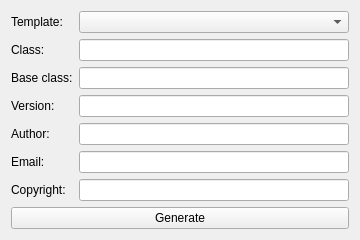
First picture: the form in mainform.ui, repository karoyqiu/ctempl, before the edit.
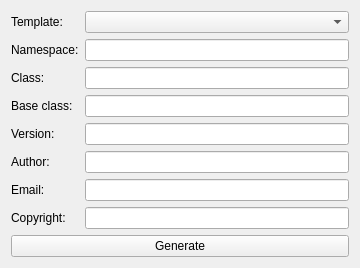
Second picture: the form after the edit.

```diff
--- a/mainform.ui
+++ b/mainform.ui
@@ -7,7 +7,7 @@
     <x>0</x>
     <y>0</y>
     <width>360</width>
-    <height>236</height>
+    <height>264</height>
    </rect>
   </property>
   <layout class="QVBoxLayout" name="verticalLayout">
@@ -26,7 +26,7 @@
      <item row="0" column="1">
       <widget class="QComboBox" name="comboTemplate"/>
      </item>
-     <item row="1" column="0">
+     <item row="2" column="0">
       <widget class="QLabel" name="label">
        <property name="text">
         <string>Class:</string>
@@ -36,10 +36,10 @@
        </property>
       </widget>
      </item>
-     <item row="1" column="1">
+     <item row="2" column="1">
       <widget class="QLineEdit" name="editClass"/>
      </item>
-     <item row="3" column="0">
+     <item row="4" column="0">
       <widget class="QLabel" name="label_2">
        <property name="text">
         <string>Version:</string>
@@ -49,10 +49,10 @@
        </property>
       </widget>
      </item>
-     <item row="3" column="1">
+     <item row="4" column="1">
       <widget class="QLineEdit" name="editVersion"/>
      </item>
-     <item row="4" column="0">
+     <item row="5" column="0">
       <widget class="QLabel" name="label_3">
        <property name="text">
         <string>Author:</string>
@@ -62,10 +62,10 @@
        </property>
       </widget>
      </item>
-     <item row="4" column="1">
+     <item row="5" column="1">
       <widget class="QLineEdit" name="editAuthor"/>
      </item>
-     <item row="5" column="0">
+     <item row="6" column="0">
       <widget class="QLabel" name="label_4">
        <property name="text">
         <string>Email:</string>
@@ -75,10 +75,10 @@
        </property>
       </widget>
      </item>
-     <item row="5" column="1">
+     <item row="6" column="1">
       <widget class="QLineEdit" name="editEmail"/>
      </item>
-     <item row="6" column="0">
+     <item row="7" column="0">
       <widget class="QLabel" name="label_5">
        <property name="text">
         <string>Copyright:</string>
@@ -88,10 +88,10 @@
        </property>
       </widget>
      </item>
-     <item row="6" column="1">
+     <item row="7" column="1">
       <widget class="QLineEdit" name="editCopyright"/>
      </item>
-     <item row="2" column="0">
+     <item row="3" column="0">
       <widget class="QLabel" name="labelBaseCalss">
        <property name="text">
         <string>Base class:</string>
@@ -101,9 +101,19 @@
        </property>
       </widget>
      </item>
-     <item row="2" column="1">
+     <item row="3" column="1">
       <widget class="QLineEdit" name="editBaseClass"/>
      </item>
+     <item row="1" column="0">
+      <widget class="QLabel" name="labelNamespace">
+       <property name="text">
+        <string>Namespace:</string>
+       </property>
+      </widget>
+     </item>
+     <item row="1" column="1">
+      <widget class="QLineEdit" name="editNamespace"/>
+     </item>
     </layout>
    </item>
    <item>
```
Left out of the diff: 1 changed line with no effect on the pictures.
